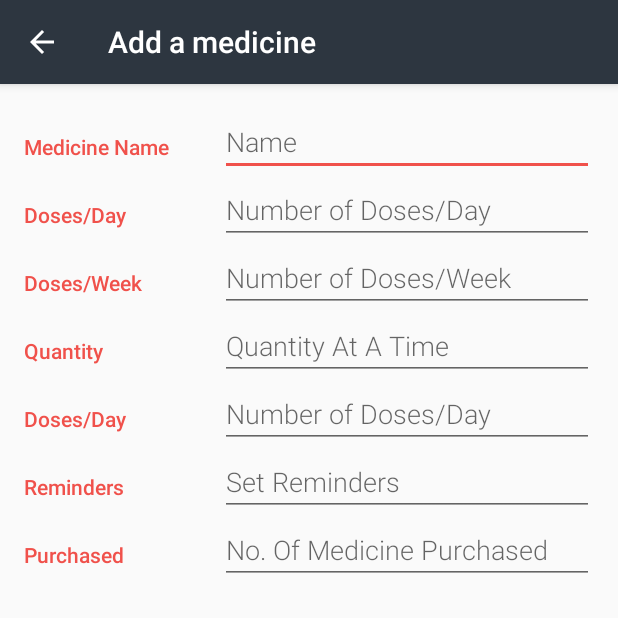
After one commit to DwivediShashikant/MediTake, an Android app: the MedicineEditorActivity screen opened directly, with no data from a screen before it, on a phone screen of 412 x 824 dp, the top half of it. The commit adds this screen. Run offline under Robolectric (Android 15) with nearby library versions, the phone set to English and light mode, and no system bars.

Commit message:
add med editor activity/design

```diff
--- /dev/null
+++ b/app/src/main/java/com/example/shashikant/penorbit/MedicineEditorActivity.java
@@ -0,0 +1,13 @@
+package com.example.shashikant.penorbit;
+
+import android.support.v7.app.AppCompatActivity;
+import android.os.Bundle;
+
+public class MedicineEditorActivity extends AppCompatActivity {
+
+    @Override
+    protected void onCreate(Bundle savedInstanceState) {
+        super.onCreate(savedInstanceState);
+        setContentView(R.layout.activity_medicine_editor);
+    }
+}
--- /dev/null
+++ b/app/src/main/res/layout/activity_medicine_editor.xml
@@ -0,0 +1,221 @@
+<?xml version="1.0" encoding="utf-8"?>
+<!-- Copyright (C) 2016 The Android Open Source Project
+     Licensed under the Apache License, Version 2.0 (the "License");
+     you may not use this file except in compliance with the License.
+     You may obtain a copy of the License at
+          http://www.apache.org/licenses/LICENSE-2.0
+     Unless required by applicable law or agreed to in writing, software
+     distributed under the License is distributed on an "AS IS" BASIS,
+     WITHOUT WARRANTIES OR CONDITIONS OF ANY KIND, either express or implied.
+     See the License for the specific language governing permissions and
+     limitations under the License.
+-->
+<!-- Layout for the editor -->
+<LinearLayout
+    xmlns:android="http://schemas.android.com/apk/res/android"
+    xmlns:tools="http://schemas.android.com/tools"
+    android:layout_width="match_parent"
+    android:layout_height="match_parent"
+    android:orientation="vertical"
+    android:padding="@dimen/activity_margin"
+    tools:context=".MedicineEditorActivity">
+
+    <!-- Overview category -->
+    <LinearLayout
+        android:layout_width="match_parent"
+        android:layout_height="wrap_content"
+        android:orientation="horizontal">
+
+        <!-- Label -->
+        <TextView
+            android:text="@string/med_name"
+            style="@style/CategoryStyle" />
+
+        <!-- Input fields -->
+        <LinearLayout
+            android:layout_height="wrap_content"
+            android:layout_width="0dp"
+            android:layout_weight="2"
+            android:paddingLeft="4dp"
+            android:orientation="vertical">
+
+            <!-- Name field -->
+            <EditText
+                android:id="@+id/edit_pet_name"
+                android:hint="@string/hint_pet_name"
+                android:inputType="textCapWords"
+                style="@style/EditorFieldStyle" />
+
+        </LinearLayout>
+    </LinearLayout>
+
+    <LinearLayout
+        android:layout_width="match_parent"
+        android:layout_height="wrap_content"
+        android:orientation="horizontal">
+
+        <!-- Label -->
+        <TextView
+            android:text="@string/doses_day"
+            style="@style/CategoryStyle" />
+
+        <!-- Input fields -->
+        <LinearLayout
+            android:layout_height="wrap_content"
+            android:layout_width="0dp"
+            android:layout_weight="2"
+            android:paddingLeft="4dp"
+            android:orientation="vertical">
+
+            <!-- Name field -->
+            <EditText
+                android:id="@+id/doses_day"
+                android:hint="@string/hint_doses_day"
+                android:inputType="textCapWords"
+                style="@style/EditorFieldStyle" />
+
+        </LinearLayout>
+    </LinearLayout>
+    <LinearLayout
+        android:layout_width="match_parent"
+        android:layout_height="wrap_content"
+        android:orientation="horizontal">
+
+        <!-- Label -->
+        <TextView
+            android:text="@string/dose_week"
+            style="@style/CategoryStyle" />
+
+        <!-- Input fields -->
+        <LinearLayout
+            android:layout_height="wrap_content"
+            android:layout_width="0dp"
+            android:layout_weight="2"
+            android:paddingLeft="4dp"
+            android:orientation="vertical">
+
+            <!-- Name field -->
+            <EditText
+                android:id="@+id/edit_dose_week"
+                android:hint="@string/hint_doses_week"
+                android:inputType="textCapWords"
+                style="@style/EditorFieldStyle" />
+
+        </LinearLayout>
+    </LinearLayout>
+
+    <LinearLayout
+        android:layout_width="match_parent"
+        android:layout_height="wrap_content"
+        android:orientation="horizontal">
+
+        <!-- Label -->
+        <TextView
+            android:text="@string/quantity_at_time"
+            style="@style/CategoryStyle" />
+
+        <!-- Input fields -->
+        <LinearLayout
+            android:layout_height="wrap_content"
+            android:layout_width="0dp"
+            android:layout_weight="2"
+            android:paddingLeft="4dp"
+            android:orientation="vertical">
+
+            <!-- Name field -->
+            <EditText
+                android:id="@+id/edit_quantity"
+                android:hint="@string/hint_quantity"
+                android:inputType="textCapWords"
+                style="@style/EditorFieldStyle" />
+
+        </LinearLayout>
+    </LinearLayout>
+
+    <LinearLayout
+        android:layout_width="match_parent"
+        android:layout_height="wrap_content"
+        android:orientation="horizontal">
+
+        <!-- Label -->
+        <TextView
+            android:text="@string/dose_day"
+            style="@style/CategoryStyle" />
+
+        <!-- Input fields -->
+        <LinearLayout
+            android:layout_height="wrap_content"
+            android:layout_width="0dp"
+            android:layout_weight="2"
+            android:paddingLeft="4dp"
+            android:orientation="vertical">
+
+            <!-- Name field -->
+            <EditText
+                android:id="@+id/edit_dose_day"
+                android:hint="@string/hint_doses_day"
+                android:inputType="textCapWords"
+                style="@style/EditorFieldStyle" />
+
+        </LinearLayout>
+    </LinearLayout>
+
+    <LinearLayout
+        android:layout_width="match_parent"
+        android:layout_height="wrap_content"
+        android:orientation="horizontal">
+
+        <!-- Label -->
+        <TextView
+            android:text="@string/reminders"
+            style="@style/CategoryStyle" />
+
+        <!-- Input fields -->
+        <LinearLayout
+            android:layout_height="wrap_content"
+            android:layout_width="0dp"
+            android:layout_weight="2"
+            android:paddingLeft="4dp"
+            android:orientation="vertical">
+
+            <!-- Name field -->
+            <EditText
+                android:id="@+id/edit_reminders"
+                android:hint="@string/hint_reminders"
+                android:inputType="textCapWords"
+                style="@style/EditorFieldStyle" />
+
+        </LinearLayout>
+    </LinearLayout>
+
+    <LinearLayout
+        android:layout_width="match_parent"
+        android:layout_height="wrap_content"
+        android:orientation="horizontal">
+
+        <!-- Label -->
+        <TextView
+            android:text="@string/no_of_purchased_med"
+            style="@style/CategoryStyle" />
+
+        <!-- Input fields -->
+        <LinearLayout
+            android:layout_height="wrap_content"
+            android:layout_width="0dp"
+            android:layout_weight="2"
+            android:paddingLeft="4dp"
+            android:orientation="vertical">
+
+            <!-- Name field -->
+            <EditText
+                android:id="@+id/edit_purchased"
+                android:hint="@string/hint_purchased"
+                android:inputType="textCapWords"
+                style="@style/EditorFieldStyle" />
+
+        </LinearLayout>
+    </LinearLayout>
+
+
+
+</LinearLayout>
--- a/app/src/main/res/values/colors.xml
+++ b/app/src/main/res/values/colors.xml
@@ -1,6 +1,17 @@
 <?xml version="1.0" encoding="utf-8"?>
 <resources>
-    <color name="colorPrimary">#3F51B5</color>
-    <color name="colorPrimaryDark">#303F9F</color>
-    <color name="colorAccent">#FF4081</color>
+    <!-- The app branding color for the app bar -->
+    <color name="colorPrimary">#F0514B</color>
+
+    <!-- Darker variant for the status bar and contextual app bars -->
+    <color name="colorPrimaryDark">#C0403C</color>
+
+    <!-- Accent color for UI controls like checkboxes and text fields -->
+    <color name="colorAccent">#F0514B</color>
+
+    <!-- Primary color for the editor -->
+    <color name="editorColorPrimary">#2D3640</color>
+
+    <!-- Primary dark color for the editor -->
+    <color name="editorColorPrimaryDark">#394450</color>
 </resources>
--- a/app/src/main/res/values/dimens.xml
+++ b/app/src/main/res/values/dimens.xml
@@ -4,4 +4,5 @@
     <dimen name="activity_vertical_margin">16dp</dimen>
     <dimen name="fab_margin">16dp</dimen>
     <dimen name="appbar_padding_top">8dp</dimen>
+    <dimen name="activity_margin">16dp</dimen>
 </resources>
--- a/app/src/main/res/values/strings.xml
+++ b/app/src/main/res/values/strings.xml
@@ -1,8 +1,74 @@
 <resources>
-    <string name="app_name">PenOrbit</string>
+    <string name="app_name">MediTake</string>
     <string name="title_activity_main2">Main2Activity</string>
     <string name="action_settings">Settings</string>
     <string name="section_format">Hello World from section: %1$d</string>
     <string name="title_activity_tab">TabActivity</string>
     <string name="search_hint">Find a medicine</string>
+    <string name="MEDICINE_INSERTION_SUCCESSFULL">medicine inserted</string>
+
+    <!-- Label for overflow menu option that inserts fake pet data into the app [CHAR LIMIT=20] -->
+    <string name="action_insert_dummy_data">Insert Dummy Data</string>
+
+    <!-- Label for overflow menu option that deletes all pet data in the app [CHAR LIMIT=20] -->
+    <string name="action_delete_all_entries">Delete All Pets</string>
+
+    <!-- Title for the activity to add a new pet [CHAR LIMIT=20] -->
+    <string name="editor_activity_title_new_pet">Add a Pet</string>
+
+    <!-- Label for editor menu option to save pet and leave editor [CHAR LIMIT=20] -->
+    <string name="action_save">Save</string>
+
+    <!-- Label for editor overflow menu option that deletes the current pet [CHAR LIMIT=20] -->
+    <string name="action_delete">Delete</string>
+
+    <!-- Label for overview category of attributes in the editor [CHAR LIMIT=30] -->
+    <string name="category_overview">Overview</string>
+
+    <!-- Label for gender information in the editor [CHAR LIMIT=30] -->
+    <string name="category_gender">Gender</string>
+
+    <!-- Label for measurement information in the editor [CHAR LIMIT=30] -->
+    <string name="category_measurement">Measurement</string>
+
+    <!-- Text hint for name field in the editor [CHAR LIMIT=30] -->
+    <string name="hint_pet_name">Name</string>
+
+    <!-- Text hint for breed field in the editor [CHAR LIMIT=30] -->
+    <string name="hint_pet_breed">Breed</string>
+
+    <!-- Text hint for name field in the editor [CHAR LIMIT=30] -->
+    <string name="hint_pet_weight">Weight</string>
+
+    <!-- Units for weight of the pet (kilograms) [CHAR LIMIT=5] -->
+    <string name="unit_pet_weight">kg</string>
+
+    <!-- Label for dropdown menu option if the pet's gender is unknown [CHAR LIMIT=20] -->
+    <string name="gender_unknown">Unknown</string>
+
+    <!-- Label for dropdown menu option if the pet is male [CHAR LIMIT=20] -->
+    <string name="gender_male">Male</string>
+
+    <!-- Label for dropdown menu option if the pet is female [CHAR LIMIT=20] -->
+    <string name="gender_female">Female</string>
+
+    <string name = "editor_insert_pet_successful">Pet Saved</string>
+
+    <string name = "editor_insert_pet_failed"> Error with saving pet</string>
+
+    <string name="med_name">Medicine Name</string>
+
+    <string name="dose_day">Doses/Day</string>
+    <string name="dose_week">Doses/Week</string>
+    <string name="quantity_at_time">Quantity</string>
+    <string name="doses_day">Doses/Day</string>
+    <string name="reminders">Reminders</string>
+    <string name="no_of_purchased_med">Purchased</string>
+
+    <string name="hint_doses_day">Number of Doses/Day</string>
+    <string name="hint_doses_week">Number of Doses/Week</string>
+    <string name="hint_quantity">Quantity At A Time</string>
+    <string name="hint_reminders">Set Reminders</string>
+    <string name="hint_purchased">No. Of Medicine Purchased</string>
+
 </resources>
--- a/app/src/main/res/values/styles.xml
+++ b/app/src/main/res/values/styles.xml
@@ -1,29 +1,44 @@
 <resources>
-
-    <!-- Base application theme. -->
+    <!-- Base application theme -->
     <style name="AppTheme" parent="Theme.AppCompat.Light.DarkActionBar">
-        <!-- Customize your theme here. -->
-        <item name="colorPrimary">#9e9e9e</item>
+        <item name="colorPrimary">@color/colorPrimary</item>
         <item name="colorPrimaryDark">@color/colorPrimaryDark</item>
         <item name="colorAccent">@color/colorAccent</item>
     </style>
 
-    <style name="AppTheme.NoActionBar">
-        <item name="windowActionBar">false</item>
-        <item name="windowNoTitle">true</item>
-    </style>z
+    <!-- Theme of the editor -->
+    <style name="EditorTheme" parent="Theme.AppCompat.Light.DarkActionBar">
+        <item name="colorPrimary">@color/editorColorPrimary</item>
+        <item name="colorPrimaryDark">@color/editorColorPrimaryDark</item>
+        <item name="colorAccent">@color/colorAccent</item>
+    </style>
 
-    <style name="AppTheme.AppBarOverlay" parent="android:Theme.Holo.Light.DarkActionBar" />
+    <!-- Style for a category in the editor -->
+    <style name="CategoryStyle">
+        <item name="android:layout_height">wrap_content</item>
+        <item name="android:layout_width">0dp</item>
+        <item name="android:layout_weight">1</item>
+        <item name="android:paddingTop">16dp</item>
+        <item name="android:textColor">@color/colorAccent</item>
+        <item name="android:fontFamily">sans-serif-medium</item>
+        <item name="android:textAppearance">?android:textAppearanceSmall</item>
+    </style>
 
-    <style name="AppTheme.PopupOverlay" parent="ThemeOverlay.AppCompat.Light" />
-    <style name="SearchViewStyle" parent="Widget.AppCompat.SearchView">
-        <!-- Gets rid of the search icon -->
-        <item name="searchIcon">@drawable/ic_search</item>
-        <!-- Gets rid of the "underline" in the text -->
-        <item name="queryBackground">@color/white</item>
-        <!-- Gets rid of the search icon when the SearchView is expanded -->
-        <item name="searchHintIcon">@null</item>
-        <!-- The hint text that appears when the user has not typed anything -->
-        <item name="queryHint">@string/search_hint</item>
+    <!-- Style for an EditText field in the editor -->
+    <style name="EditorFieldStyle">
+        <item name="android:layout_height">wrap_content</item>
+        <item name="android:layout_width">match_parent</item>
+        <item name="android:fontFamily">sans-serif-light</item>
+        <item name="android:textAppearance">?android:textAppearanceMedium</item>
+    </style>
+
+    <!-- Style for the measurement units for an EditText field in the editor -->
+    <style name="EditorUnitsStyle">
+        <item name="android:layout_height">wrap_content</item>
+        <item name="android:layout_width">wrap_content</item>
+        <item name="android:layout_alignParentRight">true</item>
+        <item name="android:paddingRight">16dp</item>
+        <item name="android:paddingTop">16dp</item>
+        <item name="android:textAppearance">?android:textAppearanceSmall</item>
     </style>
 </resources>
```
Also changed, not shown: app/src/main/AndroidManifest.xml (+16 -1 lines), app/src/main/java/com/example/shashikant/penorbit/FragmentMyProfile.java (+25 -2 lines), app/src/main/java/com/example/shashikant/penorbit/data/MedicineContract.java (added, +32 -0 lines), app/src/main/java/com/example/shashikant/penorbit/data/MedicineDbHelper.java (added, +41 -0 lines), app/src/main/java/com/example/shashikant/penorbit/data/MedicineProvider.java (added, +75 -0 lines).
